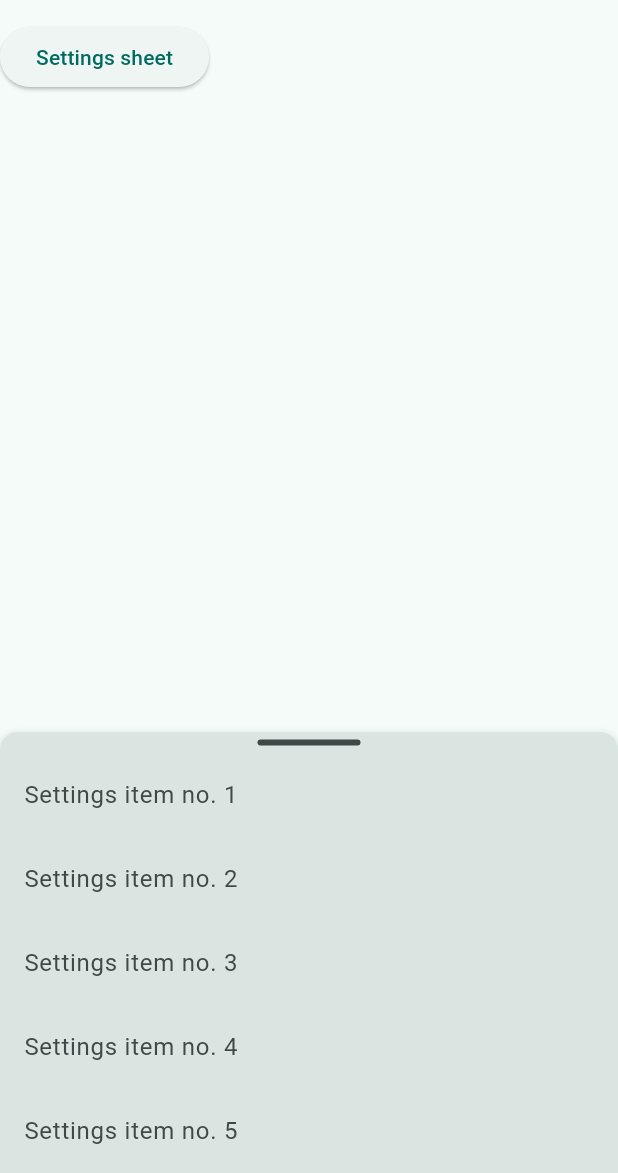
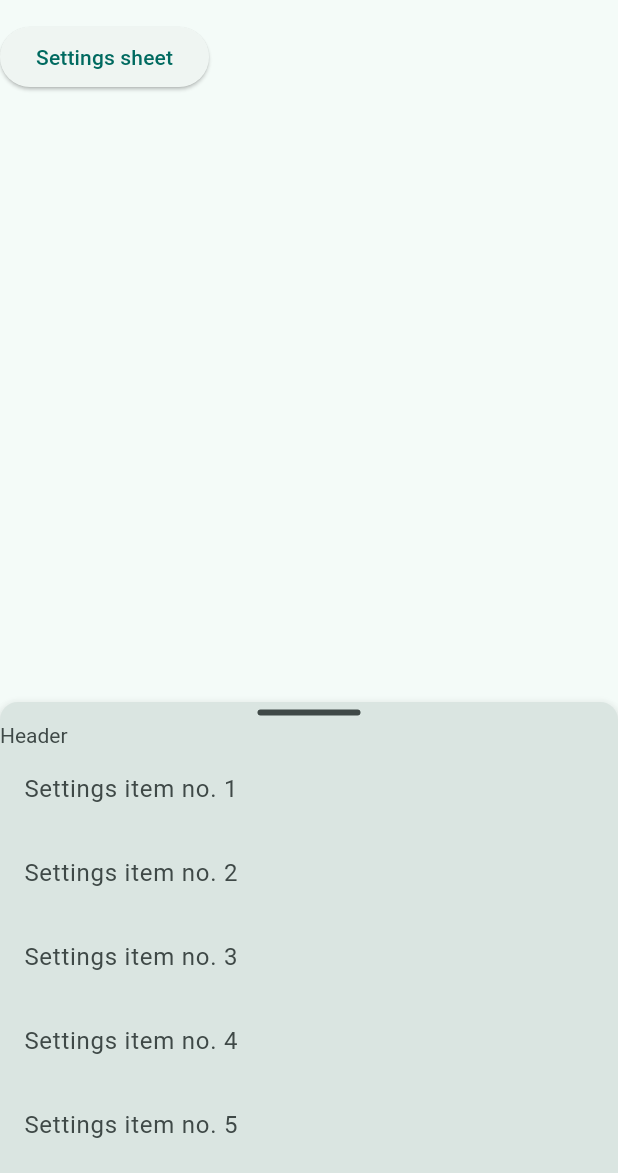
Before and after one commit to PresKhaled/ready_draggable_sheet, a Flutter app: the Settings screen opened directly, after a tap on "Settings sheet", on a phone screen of 412 x 824 dp, the part 63-1236 px from its top. Run offline on Flutter 3.47's test engine with Material 3 defaults, Android fonts, the phone set to English and light mode, and no system bars; missing offline and left inert: defer_pointer.

```diff
--- a/example/lib/main.dart
+++ b/example/lib/main.dart
@@ -62,7 +62,7 @@ class _ExampleState extends State<Example> {
                     Flexible(
                       child: ListView.builder(
                         shrinkWrap: true,
-                        physics: NeverScrollableScrollPhysics(),
+                        physics: const NeverScrollableScrollPhysics(),
                         itemCount: numbers.length,
                         itemBuilder: (BuildContext context, int index) {
                           return ListTile(
@@ -93,7 +93,7 @@ class _ExampleState extends State<Example> {
     return SafeArea(
       child: Scaffold(
         appBar: AppBar(
-          title: Text('RDS Sheet'),
+          title: const Text('RDS Sheet'),
         ),
         body: Container(
           child: Column(
@@ -101,17 +101,17 @@ class _ExampleState extends State<Example> {
               // Favorites
               ElevatedButton(
                 onPressed: () => (!_favoriteSheetController.open_ ? _favoriteSheetController.open() : _favoriteSheetController.close(context)),
-                child: Text('Favorites sheet'),
+                child: const Text('Favorites sheet'),
               ),
 
               // Open Settings route.
               ElevatedButton(
                 onPressed: () => Navigator.of(context).push(
                   MaterialPageRoute(
-                    builder: (BuildContext context) => Settings(),
+                    builder: (BuildContext context) => const Settings(),
                   ),
                 ),
-                child: Text('Open Settings route'),
+                child: const Text('Open Settings route'),
               ),
             ],
           ),
@@ -144,6 +144,11 @@ class _SettingsState extends State<Settings> {
         context: context,
         controller: _settingsSheetController,
         withBarrier: false,
+        header: Row(
+          children: [
+            Text('Header'),
+          ],
+        ),
         content: <Flexible>[
           Flexible(
             child: Builder(
@@ -160,7 +165,7 @@ class _SettingsState extends State<Settings> {
                     Flexible(
                       child: ListView.builder(
                         shrinkWrap: true,
-                        physics: NeverScrollableScrollPhysics(),
+                        physics: const NeverScrollableScrollPhysics(),
                         itemCount: numbers.length,
                         itemBuilder: (BuildContext context, int index) {
                           return ListTile(
@@ -191,7 +196,7 @@ class _SettingsState extends State<Settings> {
     return SafeArea(
       child: Scaffold(
         appBar: AppBar(
-          title: Text('Settings'),
+          title: const Text('Settings'),
         ),
         body: Container(
           child: Column(
@@ -199,7 +204,7 @@ class _SettingsState extends State<Settings> {
               // Favorites
               ElevatedButton(
                 onPressed: () => (!_settingsSheetController.open_ ? _settingsSheetController.open() : _settingsSheetController.close(context)),
-                child: Text('Settings sheet'),
+                child: const Text('Settings sheet'),
               ),
             ],
           ),
--- a/lib/src/components/RHorizontalSeparator.dart
+++ b/lib/src/components/HorizontalSeparator.dart
@@ -1,11 +1,11 @@
 import 'package:flutter/material.dart';
 
-class RHorizontalSeparator extends StatelessWidget {
+class HorizontalSeparator extends StatelessWidget {
   final EdgeInsets padding;
   final double thickness;
   final Color? color;
 
-  const RHorizontalSeparator({
+  const HorizontalSeparator({
     super.key,
     this.padding = const EdgeInsets.symmetric(
       vertical: 5.0,
--- a/lib/src/ready_draggable_scrollable_sheet_container.dart
+++ b/lib/src/ready_draggable_scrollable_sheet_container.dart
@@ -1,8 +1,8 @@
+import 'dart:ui' show PlatformDispatcher;
 import 'package:flutter/material.dart';
-import 'package:ready_draggable_sheet/src/ready_draggable_scrollable_sheet.dart';
-import 'dart:ui' show PlatformDispatcher;
+
 import '../ready_draggable_sheet.dart';
-import 'components/RHorizontalSeparator.dart';
+import 'components/HorizontalSeparator.dart';
 
 class ReadyDraggableScrollableSheetContainer {
   final ReadyDraggableScrollableSheetController controller;
@@ -59,6 +59,7 @@ class ReadyDraggableScrollableSheetContainer {
         WidgetsBinding.instance.addPostFrameCallback((_) {
           horizontalSeparatorWidget = horizontalSeparatorKey.currentWidget!;
           horizontalSeparatorSize = (horizontalSeparatorKey.currentContext!.findRenderObject() as RenderBox).size;
+
           if (header != null) {
             headerWidget = headerKey.currentWidget!;
             headerSize = (headerKey.currentContext!.findRenderObject() as RenderBox).size;
@@ -85,7 +86,7 @@ class ReadyDraggableScrollableSheetContainer {
                       // Horizontal separator (Top or bottom drag bar).
                       IntrinsicHeight(
                         key: horizontalSeparatorKey,
-                        child: const RHorizontalSeparator(),
+                        child: const HorizontalSeparator(),
                       ),
                       // Header
                       if (header != null)
@@ -119,6 +120,8 @@ class ReadyDraggableScrollableSheetContainer {
         builder: (BuildContext context) {
           double sheetHeight = 0.0;
 
+          // - All (_Size) equals null when [fixedHeight] is set -
+
           if (horizontalSeparatorSize != null) {
             sheetHeight += horizontalSeparatorSize!.height;
           }
@@ -128,6 +131,8 @@ class ReadyDraggableScrollableSheetContainer {
           if (contentSize != null) {
             sheetHeight += contentSize!.height;
           }
+
+          final Widget horizontalSeparator = (horizontalSeparatorWidget ?? const HorizontalSeparator());
 
           return ReadyDraggableScrollableSheet(
             controller: controller,
@@ -140,7 +145,7 @@ class ReadyDraggableScrollableSheetContainer {
                   mainAxisSize: MainAxisSize.min,
                   children: [
                     // Horizontal separator.
-                    if (!openFromTop) horizontalSeparatorWidget!,
+                    if (!openFromTop) horizontalSeparator,
 
                     // Header
                     if (headerWidget != null) headerWidget!,
@@ -149,7 +154,7 @@ class ReadyDraggableScrollableSheetContainer {
                     contentWidget!,
 
                     // Bottom drag bar.
-                    if (openFromTop) horizontalSeparatorWidget!,
+                    if (openFromTop) horizontalSeparator,
                   ],
                 ),
               );
@@ -207,7 +212,10 @@ class ReadyDraggableScrollableSheetContainer {
 
   Future<void> dispose() async {
     if (context.mounted) {
-      await controller.maybeClose(context, immediately: true,);
+      await controller.maybeClose(
+        context,
+        immediately: true,
+      );
     }
 
     _overlayEntry.dispose();
```
Also changed, not shown: 1 other file.
